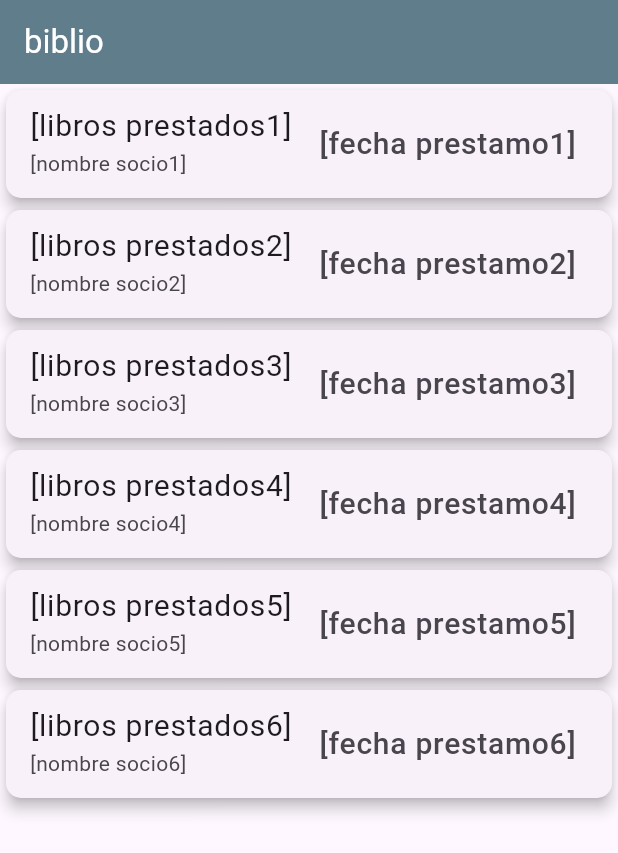
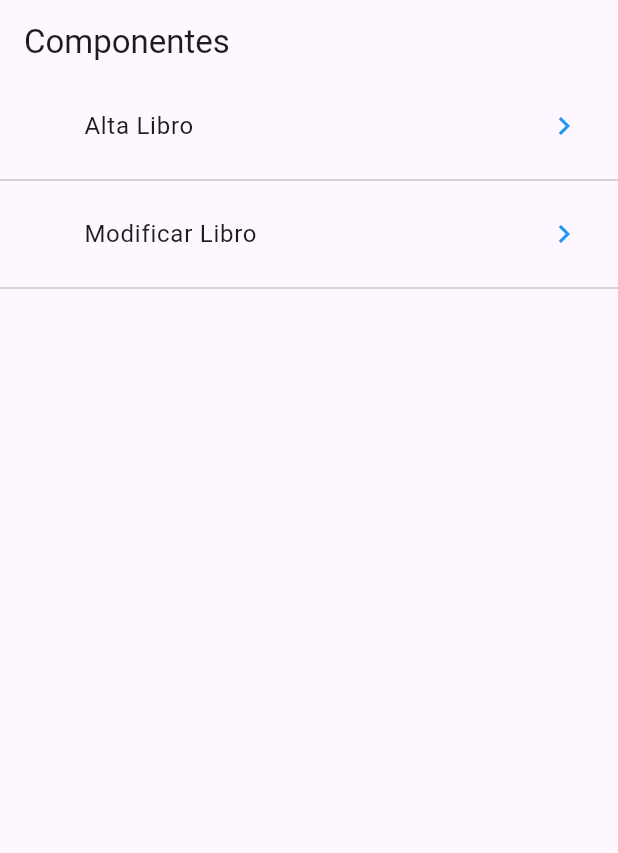
Before and after one commit to DiegoGit35/biblio, a Flutter app: the screen it shows after launch, on a phone screen of 412 x 824 dp. Shown: the top 853 px of the screen. Run offline on Flutter 3.47's test engine with Material 3 defaults, Android fonts, the phone set to English and light mode, and no system bars.

```diff
--- /dev/null
+++ b/lib/config/routes/routes.dart
@@ -0,0 +1,10 @@
+import 'package:flutter/material.dart';
+import 'package:biblio/features/administrar_libros/presentation/page/alta_libro.dart';
+import 'package:biblio/features/administrar_libros/presentation/page/home.dart';
+
+Map<String, WidgetBuilder> getApplicationRoutes() {
+  return <String, WidgetBuilder>{
+    '/': (BuildContext context) => HomePage(),
+    'altaLibro': (BuildContext context) => AltaLibro(),
+  };
+}
--- a/lib/features/administrar_libros/presentation/page/home.dart
+++ b/lib/features/administrar_libros/presentation/page/home.dart
@@ -1,90 +1,57 @@
 import 'package:flutter/material.dart';
-import 'package:flutter/widgets.dart';
 
-class Home extends StatelessWidget {
+import 'package:biblio/features/administrar_libros/presentation/provider/menu_provider.dart';
+
+import 'package:biblio/features/administrar_libros/presentation/utils/icono_string_util.dart';
+
+class HomePage extends StatelessWidget {
   @override
   Widget build(BuildContext context) {
     return Scaffold(
       appBar: AppBar(
-        backgroundColor: Colors.blueGrey,
-        title: const Text(
-          "biblio",
-          style: TextStyle(color: Colors.white),
-        ),
+        title: Text('Componentes'),
       ),
-      body: Column(
-        children: crearRegionCards(),
-      ),
+      body: _lista(),
     );
   }
+
+  Widget _lista() {
+    // menuProvider.cargarData()
+    return FutureBuilder(
+      future: menuProvider.cargarData(),
+      initialData: [],
+      builder: (context, AsyncSnapshot<List<dynamic>> snapshot) {
+        return ListView(
+          children: _listaItems(snapshot.data, context),
+        );
+      },
+    );
+  }
+
+  List<Widget> _listaItems(List<dynamic>? data, BuildContext context) {
+    final List<Widget> opciones = [];
+
+    data?.forEach((opt) {
+      final widgetTemp = ListTile(
+        title: Text(opt['texto']),
+        leading: getIcon(opt['icon']),
+        trailing: const Icon(Icons.keyboard_arrow_right, color: Colors.blue),
+        onTap: () {
+          Navigator.pushNamed(context, opt['ruta']);
+
+          // final route = MaterialPageRoute(
+          //   builder: ( context )=> AlertPage()
+          // );
+
+          // Navigator.push(context, route);
+        },
+      );
+
+      opciones
+        ..add(widgetTemp)
+        ..add(const Divider());
+    });
+
+    return opciones;
+  }
 }
-
-List<Widget> crearRegionCards() {
-  List<Card> cards = [];
-
-  cards
-    ..add(crearCard(
-        "[libros prestados1]", "[fecha prestamo1]", "[nombre socio1]"))
-    ..add(crearCard(
-        "[libros prestados2]", "[fecha prestamo2]", "[nombre socio2]"))
-    ..add(crearCard(
-        "[libros prestados3]", "[fecha prestamo3]", "[nombre socio3]"))
-    ..add(crearCard(
-        "[libros prestados4]", "[fecha prestamo4]", "[nombre socio4]"))
-    ..add(crearCard(
-        "[libros prestados5]", "[fecha prestamo5]", "[nombre socio5]"))
-    ..add(crearCard(
-        "[libros prestados6]", "[fecha prestamo6]", "[nombre socio6]"));
-  return cards;
-}
-
-Card crearCard(String libroPrestado, String fechaPrestamo, String nombreSocio) {
-  return Card(
-    shape: RoundedRectangleBorder(borderRadius: BorderRadius.circular(10)),
-    elevation: 4,
-    child: Column(
-      children: [
-        const ClipRRect(
-          borderRadius: BorderRadius.only(
-            topLeft: Radius.circular(10),
-            topRight: Radius.circular(10),
-          ),
-          // child: Image.asset(
-          //   'assets/images/book1.png',
-          //   height: 250,
-          //   // width: MediaQuery.of(context).size.width,
-          //   fit: BoxFit.fill,
-          // ),
-        ),
-        ListTile(
-          title: Text(
-            libroPrestado,
-            style: const TextStyle(fontSize: 20),
-          ),
-          trailing: Text(
-            fechaPrestamo,
-            style: const TextStyle(fontSize: 20),
-          ),
-          subtitle: Text(
-            nombreSocio,
-            // style: TextStyle(fontSize: 20),
-          ),
-        ),
-        // Padding(
-        //   padding: const EdgeInsets.all(15.0),
-        //   child: TextButton(
-        //     onPressed: () {},
-        //     style: TextButton.styleFrom(
-        //       backgroundColor: Colors.blue,
-        //       // minimumSize: Size(MediaQuery.of(context).size.width, 56)
-        //     ),
-        //     child: const Text(
-        //       'Add to cart',
-        //       style: TextStyle(color: Colors.white),
-        //     ),
-        //   ),
-        // )
-      ],
-    ),
-  );
-}
--- a/lib/main.dart
+++ b/lib/main.dart
@@ -1,23 +1,25 @@
 import 'package:flutter/material.dart';
+// import 'package:flutter_localizations/flutter_localizations.dart';
 
-import 'features/administrar_libros/presentation/page/home.dart';
+import 'package:biblio/config/routes/routes.dart';
+// import 'package:componentes/src/pages/alert_page.dart';
 
-void main() {
-  runApp(const MyApp());
-}
+void main() => runApp(MyApp());
 
 class MyApp extends StatelessWidget {
-  const MyApp({super.key});
-
   @override
   Widget build(BuildContext context) {
     return MaterialApp(
-      title: 'Flutter Demo',
-      theme: ThemeData(
-        colorScheme: ColorScheme.fromSeed(seedColor: Colors.deepPurple),
-        useMaterial3: true,
-      ),
-      home: Home(),
+      title: 'Componentes APP',
+      debugShowCheckedModeBanner: false,
+      initialRoute: '/',
+      routes: getApplicationRoutes(),
+      onGenerateRoute: (RouteSettings settings) {
+        print('Ruta llamda: ${settings.name}');
+
+        // return MaterialPageRoute(
+        // builder: (BuildContext context) => AlertPage());
+      },
     );
   }
 }
```
Also changed, not shown: lib/features/administrar_libros/presentation/page/alta_libro.dart (added, +10 -0 lines), lib/features/administrar_libros/presentation/provider/menu_provider.dart (added, +21 -0 lines), lib/features/administrar_libros/presentation/utils/icono_string_util.dart (added, +15 -0 lines).
